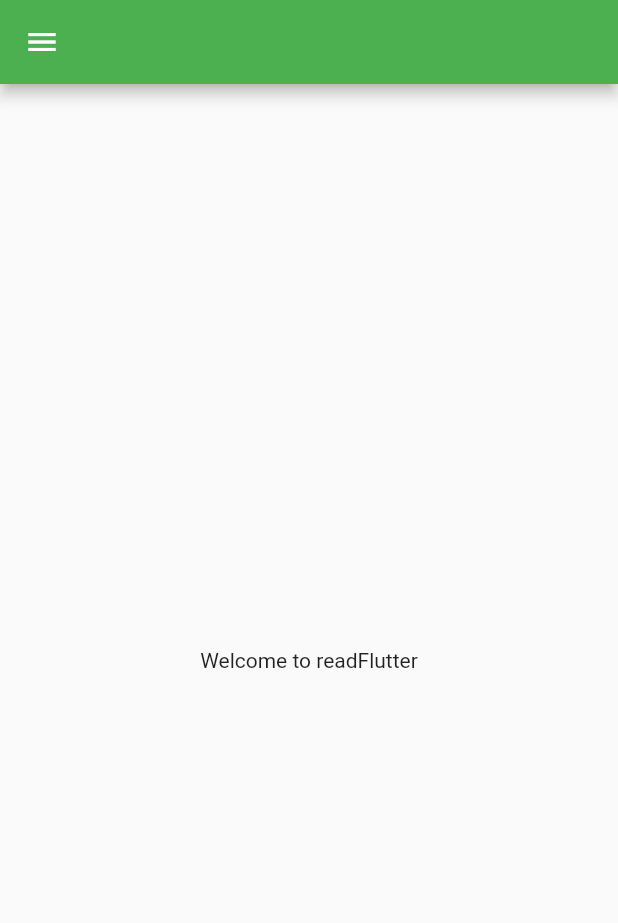
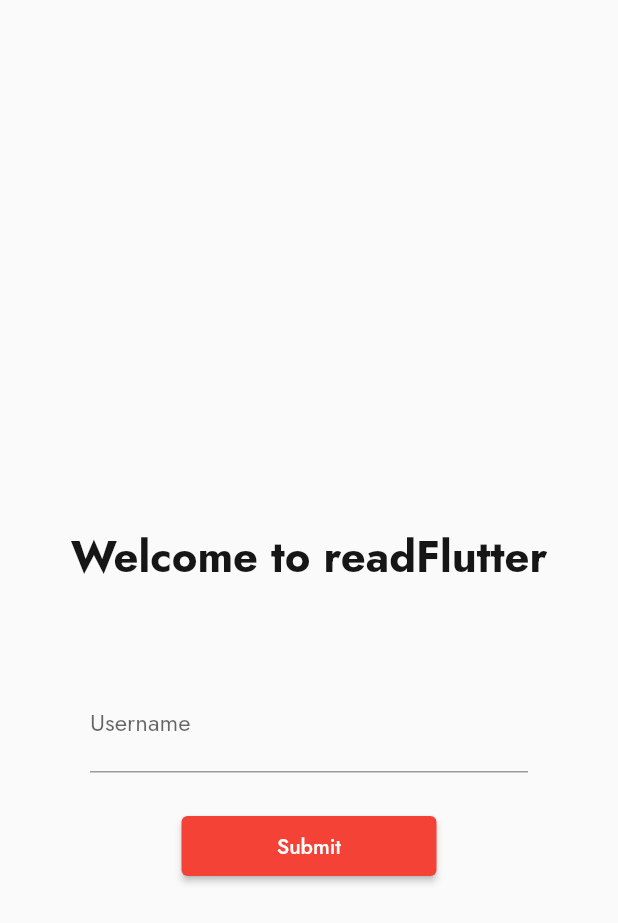
Before and after one commit to Bickeykr/readFlutter, a Flutter app: the screen it shows after launch, on a phone screen of 412 x 824 dp. Shown: the top 923 px of the screen. Run offline on Flutter 3.47's test engine with Material 2 defaults, Android fonts, the phone set to English and light mode, and no system bars; our stand-ins replace google_fonts.

Commit message:
Added validation for text form fild

```diff
--- /dev/null
+++ b/lib/Pages/StartingPage.dart
@@ -0,0 +1,69 @@
+import 'package:flutter/material.dart';
+import 'package:read_flutter/utiles/routes.dart';
+
+class StartingPage extends StatefulWidget {
+  const StartingPage({Key? key}) : super(key: key);
+
+  @override
+  State<StartingPage> createState() => _StartingPageState();
+}
+
+class _StartingPageState extends State<StartingPage> {
+  final _formKey = GlobalKey<FormState>();
+  moveToHome(BuildContext context) {
+    if (_formKey.currentState!.validate()) {
+      Navigator.pushNamed(context, MyRoutes.HomeRoute);
+    }
+  }
+
+  @override
+  Widget build(BuildContext context) {
+    return Material(
+      child: Column(
+        children: [
+          SizedBox(
+            height: 350,
+          ),
+          Text(
+            "Welcome to readFlutter",
+            style: TextStyle(
+              fontSize: 29,
+              color: Color.fromARGB(255, 22, 22, 22),
+              fontWeight: FontWeight.bold,
+            ),
+          ),
+          Padding(
+            padding: EdgeInsets.all(60),
+            child: Form(
+              key: _formKey,
+              child: Column(
+                children: [
+                  TextFormField(
+                    decoration: InputDecoration(
+                      hintText: "Enter you name",
+                      labelText: "Username",
+                    ),
+                    validator: (value) {
+                      if (value!.isEmpty) {
+                        return "Username cannot be empty";
+                      }
+                      return null;
+                    },
+                  ),
+                  SizedBox(
+                    height: 25,
+                  ),
+                  ElevatedButton(
+                    child: Text("Submit"),
+                    style: TextButton.styleFrom(minimumSize: Size(170, 40)),
+                    onPressed: () => moveToHome(context),
+                  ),
+                ],
+              ),
+            ),
+          )
+        ],
+      ),
+    );
+  }
+}
--- a/lib/main.dart
+++ b/lib/main.dart
@@ -1,6 +1,8 @@
 import 'package:flutter/material.dart';
-
-import 'startingPage.dart';
+import 'package:read_flutter/Pages/StartingPage.dart';
+import 'package:google_fonts/google_fonts.dart';
+import 'package:read_flutter/utiles/routes.dart';
+import 'Pages/HomePage.dart';
 
 void main() {
   runApp(MyApp());
@@ -12,7 +14,19 @@
   @override
   Widget build(BuildContext context) {
     return MaterialApp(
-      home: startingPage(),
+      themeMode: ThemeMode.light,
+      theme: ThemeData(
+        primarySwatch: Colors.red,
+        //It adjust the color of button and other ements as per the given color
+        fontFamily: GoogleFonts.jost().fontFamily,
+      ),
+      darkTheme: ThemeData(
+        brightness: Brightness.dark,
+      ),
+      routes: {
+        "/": (context) => StartingPage(),
+        MyRoutes.HomeRoute: (context) => HomePage(),
+      },
     );
   }
 }
--- a/lib/startingPage.dart
+++ /dev/null
@@ -1,22 +0,0 @@
-// We could write this code in main.dart but that will become lenthery so we create a separate file for a seperate file.
-
-import 'package:flutter/material.dart';
-
-class startingPage extends StatelessWidget {
-  const startingPage({Key? key}) : super(key: key);
-
-  @override
-  Widget build(BuildContext context) {
-    return Scaffold(
-      appBar: AppBar(
-        backgroundColor: Colors.green,
-      ),
-      body: Center(
-        child: Container(
-          child: Text("Welcome to readFlutter"),
-        ),
-      ),
-      drawer: Drawer(backgroundColor: Colors.red),
-    );
-  }
-}
--- /dev/null
+++ b/lib/utiles/routes.dart
@@ -0,0 +1,3 @@
+class MyRoutes {
+  static String HomeRoute = "/HomePage";
+}
--- a/pubspec.yaml
+++ b/pubspec.yaml
@@ -37,12 +37,12 @@
   # Use with the CupertinoIcons class for iOS style icons.
   cupertino_icons: ^1.0.2
   rflutter_alert: ^2.0.4
+  google_fonts: ^2.3.1
 
 dev_dependencies:
   flutter_test:
     sdk: flutter
 
-  flutter_launcher_icons: "^0.8.0"
 
   flutter_lints: ^1.0.0
 
```
Also changed, not shown: lib/Pages/HomePage.dart (added, +147 -0 lines), pubspec.lock.
